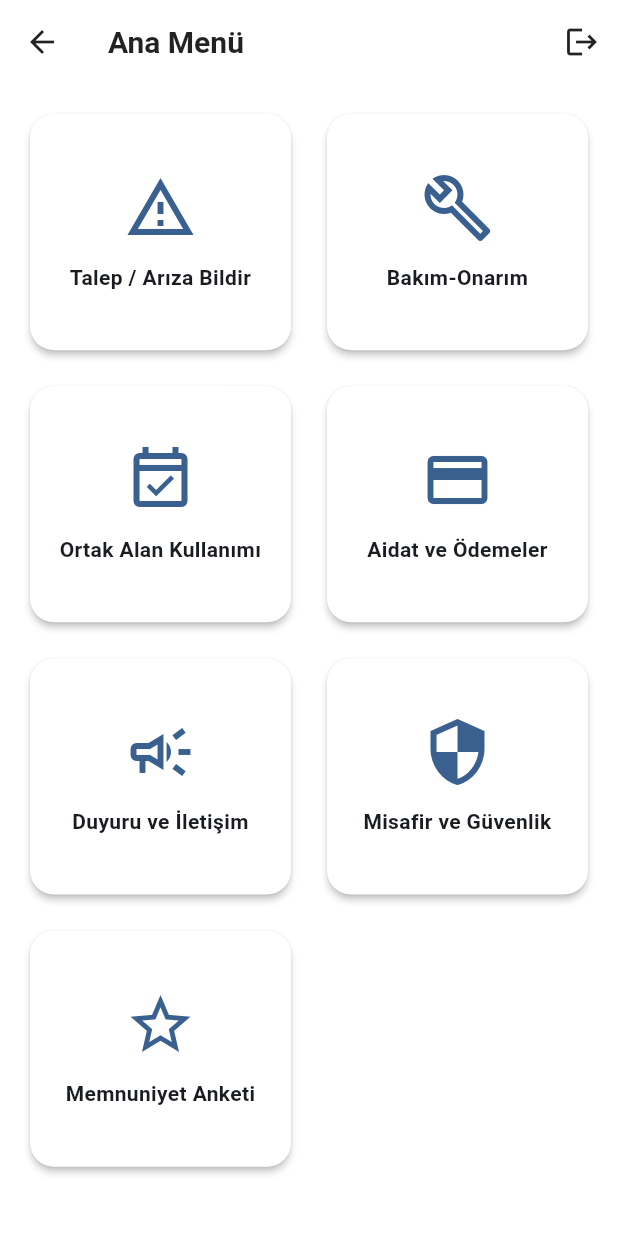
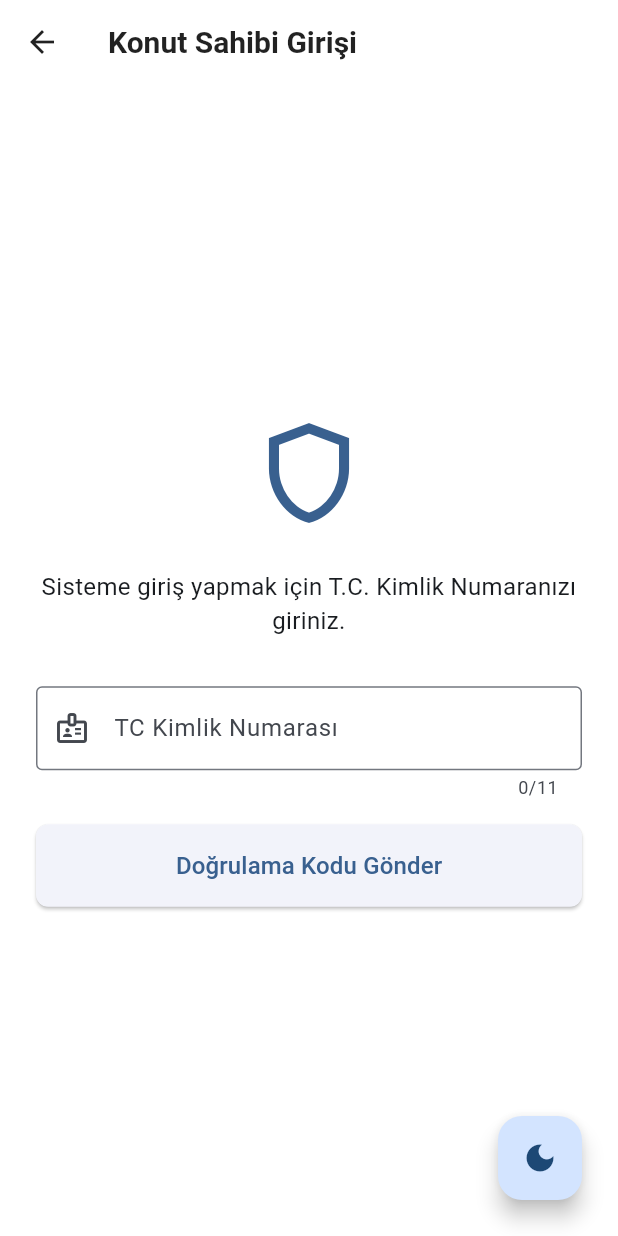
Before and after one commit to umut3RC/Emlak-Konut-Dijital, a Flutter app: the MenuScreen screen opened directly, after a tap on the "logout" icon, after a tap on "Konut Sahibi Girişi", on a phone screen of 412 x 824 dp. Run offline on Flutter 3.47's test engine with Material 3 defaults, Android fonts, the phone set to English and light mode, and no system bars; our stand-ins replace adaptive_theme.

Commit message:
added dark theme

```diff
--- /dev/null
+++ b/devtools_options.yaml
@@ -0,0 +1,3 @@
+description: This file stores settings for Dart & Flutter DevTools.
+documentation: https://docs.flutter.dev/tools/devtools/extensions#configure-extension-enablement-states
+extensions:
--- a/lib/screens/announcement_screen.dart
+++ b/lib/screens/announcement_screen.dart
@@ -56,7 +56,7 @@ class AnnouncementScreen extends StatelessWidget {
                               style: TextStyle(
                                 fontSize: 18,
                                 fontWeight: FontWeight.bold,
-                                color: ann['isImportant'] ? Colors.red : Colors.black87,
+                                color: ann['isImportant'] ? Colors.red : null,
                               ),
                             ),
                           ),
--- a/lib/screens/login_screen.dart
+++ b/lib/screens/login_screen.dart
@@ -1,5 +1,6 @@
 import 'package:flutter/material.dart';
 import 'menu_screen.dart';
+import 'resident_login_screen.dart';
 
 class LoginScreen extends StatelessWidget {
   const LoginScreen({super.key});
@@ -24,7 +25,9 @@ class LoginScreen extends StatelessWidget {
                       Icon(
                         Icons.maps_home_work_outlined,
                         size: 80,
-                        color: Theme.of(context).primaryColor,
+                        color: Theme.of(context).brightness == Brightness.dark
+                            ? Colors.blue.shade300
+                            : Theme.of(context).primaryColor,
                       ),
                       const SizedBox(height: 16),
                       const Text(
@@ -32,15 +35,14 @@ class LoginScreen extends StatelessWidget {
                         style: TextStyle(
                           fontSize: 28,
                           fontWeight: FontWeight.bold,
-                          color: Colors.black87,
                         ),
                       ),
                       const SizedBox(height: 8),
-                      const Text(
+                      Text(
                         'Yaşam Deneyimi Platformu',
                         style: TextStyle(
                           fontSize: 16,
-                          color: Colors.black54,
+                          color: Theme.of(context).textTheme.bodyMedium?.color?.withOpacity(0.7),
                         ),
                       ),
                     ],
@@ -49,10 +51,10 @@ class LoginScreen extends StatelessWidget {
                   // Orta Kısım: Konut Sahibi Butonu
                   ElevatedButton(
                     onPressed: () {
-                      Navigator.pushReplacement(
+                      Navigator.push(
                         context,
                         MaterialPageRoute(
-                            builder: (context) => const MenuScreen(role: 'Resident')),
+                            builder: (context) => const ResidentLoginScreen()),
                       );
                     },
                     style: ElevatedButton.styleFrom(
--- a/lib/screens/menu_screen.dart
+++ b/lib/screens/menu_screen.dart
@@ -1,4 +1,5 @@
 import 'package:flutter/material.dart';
+import '../main.dart';
 import 'login_screen.dart';
 import 'request_screen.dart';
 import 'maintenance_screen.dart';
@@ -15,7 +16,10 @@ class MenuScreen extends StatelessWidget {
 
   @override
   Widget build(BuildContext context) {
-    final List<Map<String, dynamic>> menuItems = [
+    List<Map<String, dynamic>> menuItems = [];
+
+    if (role == 'Resident') {
+      menuItems = [
         {
           'title': 'Talep / Arıza Bildir',
           'icon': Icons.report_problem_outlined,
@@ -52,6 +56,31 @@ class MenuScreen extends StatelessWidget {
           'page': const SurveyScreen(),
         },
       ];
+    } else {
+      // Staff (Personel) Menüsü
+      menuItems = [
+        {
+          'title': 'İş Emirlerim (Bakım)',
+          'icon': Icons.build_outlined,
+          'page': const MaintenanceScreen(),
+        },
+        {
+          'title': 'QR Kod Okuyucu',
+          'icon': Icons.qr_code_scanner,
+          'page': const SecurityScreen(),
+        },
+        {
+          'title': 'Personel Duyuruları',
+          'icon': Icons.campaign_outlined,
+          'page': const AnnouncementScreen(),
+        },
+        {
+          'title': 'Vardiya Çizelgesi',
+          'icon': Icons.calendar_month_outlined,
+          'page': null, // Şimdilik boş
+        },
+      ];
+    }
 
     return Scaffold(
       appBar: AppBar(
@@ -66,7 +95,7 @@ class MenuScreen extends StatelessWidget {
               );
             },
             tooltip: 'Çıkış Yap',
-          )
+          ),
         ],
       ),
       body: LayoutBuilder(
@@ -98,18 +127,23 @@ class MenuScreen extends StatelessWidget {
                   return Card(
                     elevation: 2,
                     shape: RoundedRectangleBorder(borderRadius: BorderRadius.circular(16)),
-                    color: Colors.white,
-                    surfaceTintColor: Colors.white,
+                    // Hardcoded white colors removed so it adapts to dark mode automatically
                     child: InkWell(
                       onTap: () {
                         if (item['page'] != null) {
                           Navigator.push(
                             context,
-                            MaterialPageRoute(builder: (context) => item['page'] as Widget),
+                            MaterialPageRoute(
+                              builder: (context) => item['page'] as Widget,
+                            ),
                           );
                         } else {
                           ScaffoldMessenger.of(context).showSnackBar(
-                            SnackBar(content: Text('${item['title']} yapım aşamasında...')),
+                            SnackBar(
+                              content: Text(
+                                '${item['title']} yapım aşamasında...',
+                              ),
+                            ),
                           );
                         }
                       },
@@ -120,15 +154,19 @@ class MenuScreen extends StatelessWidget {
                           Icon(
                             item['icon'],
                             size: 48,
-                            color: Theme.of(context).primaryColor
+                            color: Theme.of(context).primaryColor,
                           ),
                           const SizedBox(height: 12),
                           Padding(
-                            padding: const EdgeInsets.symmetric(horizontal: 8.0),
+                            padding: const EdgeInsets.symmetric(
+                              horizontal: 8.0,
+                            ),
                             child: Text(
                               item['title'],
                               textAlign: TextAlign.center,
-                              style: const TextStyle(fontWeight: FontWeight.w600),
+                              style: const TextStyle(
+                                fontWeight: FontWeight.w600,
+                              ),
                             ),
                           ),
                         ],
@@ -139,7 +177,7 @@ class MenuScreen extends StatelessWidget {
               ),
             ),
           );
-        }
+        },
       ),
     );
   }
--- /dev/null
+++ b/lib/screens/resident_login_screen.dart
@@ -0,0 +1,145 @@
+import 'package:flutter/material.dart';
+import 'menu_screen.dart';
+
+class ResidentLoginScreen extends StatefulWidget {
+  const ResidentLoginScreen({super.key});
+
+  @override
+  State<ResidentLoginScreen> createState() => _ResidentLoginScreenState();
+}
+
+class _ResidentLoginScreenState extends State<ResidentLoginScreen> {
+  bool _isSmsSent = false;
+  final TextEditingController _tcknController = TextEditingController();
+  final TextEditingController _smsController = TextEditingController();
+
+  @override
+  Widget build(BuildContext context) {
+    return Scaffold(
+      appBar: AppBar(
+        title: const Text('Konut Sahibi Girişi'),
+      ),
+      body: Center(
+        child: ConstrainedBox(
+          constraints: const BoxConstraints(maxWidth: 500),
+          child: Padding(
+            padding: const EdgeInsets.all(24.0),
+            child: Column(
+              mainAxisAlignment: MainAxisAlignment.center,
+              crossAxisAlignment: CrossAxisAlignment.stretch,
+              children: [
+                Icon(
+                  Icons.shield_outlined,
+                  size: 80,
+                  color: Theme.of(context).brightness == Brightness.dark
+                      ? Colors.blue.shade300
+                      : Theme.of(context).primaryColor,
+                ),
+                const SizedBox(height: 24),
+                const Text(
+                  'Sisteme giriş yapmak için T.C. Kimlik Numaranızı giriniz.',
+                  textAlign: TextAlign.center,
+                  style: TextStyle(fontSize: 16),
+                ),
+                const SizedBox(height: 32),
+
+                // TCKN Giriş Alanı
+                TextField(
+                  controller: _tcknController,
+                  keyboardType: TextInputType.number,
+                  maxLength: 11,
+                  enabled: !_isSmsSent, // SMS atıldıysa değiştirilemesin
+                  decoration: const InputDecoration(
+                    labelText: 'TC Kimlik Numarası',
+                    border: OutlineInputBorder(),
+                    prefixIcon: Icon(Icons.badge_outlined),
+                  ),
+                ),
+                const SizedBox(height: 16),
+
+                // İlk Aşama: SMS Gönder Butonu
+                if (!_isSmsSent)
+                  ElevatedButton(
+                    onPressed: () {
+                      setState(() {
+                        _isSmsSent = true;
+                      });
+                    },
+                    style: ElevatedButton.styleFrom(
+                      padding: const EdgeInsets.symmetric(vertical: 16),
+                      shape: RoundedRectangleBorder(borderRadius: BorderRadius.circular(8)),
+                    ),
+                    child: const Text('Doğrulama Kodu Gönder', style: TextStyle(fontSize: 16)),
+                  ),
+
+                // İkinci Aşama: SMS Kodu ve Doğrulama
+                if (_isSmsSent) ...[
+                  const SizedBox(height: 8),
+                  Container(
+                    padding: const EdgeInsets.all(12),
+                    decoration: BoxDecoration(
+                      color: Colors.green.withOpacity(0.1),
+                      borderRadius: BorderRadius.circular(8),
+                      border: Border.all(color: Colors.green.shade200),
+                    ),
+                    child: const Row(
+                      children: [
+                        Icon(Icons.check_circle, color: Colors.green),
+                        SizedBox(width: 8),
+                        Expanded(
+                          child: Text(
+                            '05** *** *1 23 numaralı telefonunuza SMS doğrulama kodu gönderildi.',
+                            style: TextStyle(color: Colors.green, fontWeight: FontWeight.w600),
+                          ),
+                        ),
+                      ],
+                    ),
+                  ),
+                  const SizedBox(height: 24),
+                  TextField(
+                    controller: _smsController,
+                    keyboardType: TextInputType.number,
+                    maxLength: 6,
+                    textAlign: TextAlign.center,
+                    style: const TextStyle(fontSize: 24, letterSpacing: 8, fontWeight: FontWeight.bold),
+                    decoration: const InputDecoration(
+                      labelText: '6 Haneli Doğrulama Kodu',
+                      border: OutlineInputBorder(),
+                    ),
+                  ),
+                  const SizedBox(height: 24),
+                  ElevatedButton(
+                    onPressed: () {
+                      // Kod boş olsa bile vaka simülasyonu gereği direkt yönlendir
+                      Navigator.pushAndRemoveUntil(
+                        context,
+                        MaterialPageRoute(builder: (context) => const MenuScreen(role: 'Resident')),
+                        (route) => false, // Tüm geçmişi siler (Login sayfalarına geri dönülmesin)
+                      );
+                    },
+                    style: ElevatedButton.styleFrom(
+                      padding: const EdgeInsets.symmetric(vertical: 16),
+                      backgroundColor: Colors.green, // Doğrulama için güven veren yeşil renk
+                      foregroundColor: Colors.white,
+                      shape: RoundedRectangleBorder(borderRadius: BorderRadius.circular(8)),
+                    ),
+                    child: const Text('Doğrula ve Giriş Yap', style: TextStyle(fontSize: 16, fontWeight: FontWeight.bold)),
+                  ),
+                  const SizedBox(height: 8),
+                  TextButton(
+                    onPressed: () {
+                      setState(() {
+                        _isSmsSent = false;
+                      });
+                    },
+                    child: const Text('T.C. Kimlik Numaramı Değiştir'),
+                  ),
+                ],
+              ],
+            ),
+          ),
+        ),
+      ),
+    );
+  }
+}
--- a/pubspec.yaml
+++ b/pubspec.yaml
@@ -9,6 +9,7 @@ environment:
 dependencies:
   flutter:
     sdk: flutter
+  adaptive_theme: ^3.7.2
 
 dev_dependencies:
   flutter_test:
```
Also changed, not shown: lib/main.dart (+71 -16 lines), lib/screens/request_screen.dart (+5 -2 lines). Lines whose indentation alone changed are shown as unchanged.
